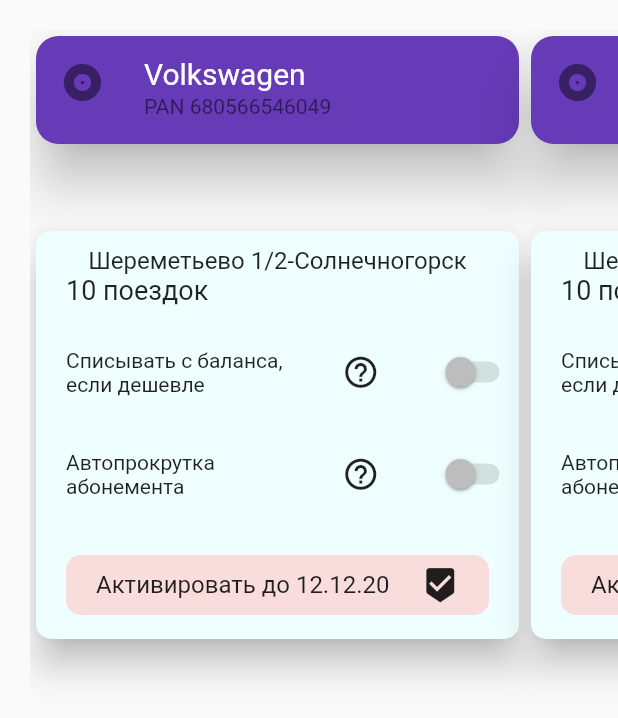
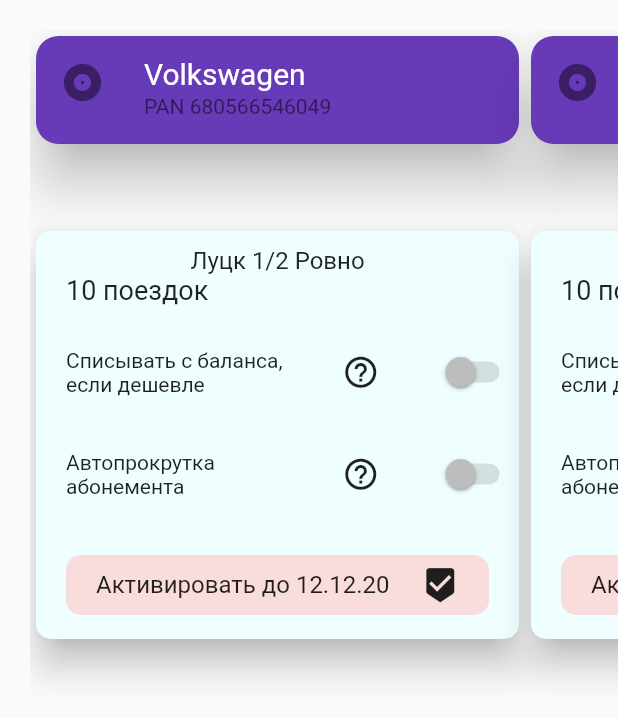
Before and after one commit to hatabulin/Transporders, a Flutter app: the abonementsListFragment screen opened directly, on a phone screen of 412 x 824 dp. Shown: the top 718 px of the screen. Run offline on Flutter 3.47's test engine with Material 2 defaults, Android fonts, the phone set to English and light mode, and no system bars; our stand-ins replace smooth_page_indicator; Roboto replaces fonts that are missing (bold).

Commit message:
Update abonementsListFragment.dart

```diff
--- a/lib/ui/abonements/abonementsListFragment.dart
+++ b/lib/ui/abonements/abonementsListFragment.dart
@@ -73,7 +73,7 @@
                   margin: EdgeInsets.only(top:10),
                   alignment: Alignment.topCenter,
                   child: Text(
-                    "Шереметьево 1/2-Солнечногорск",
+                    "Луцк 1/2 Ровно",
                     style: TextStyle(fontSize: 16),
                   ),
                 ),
```
